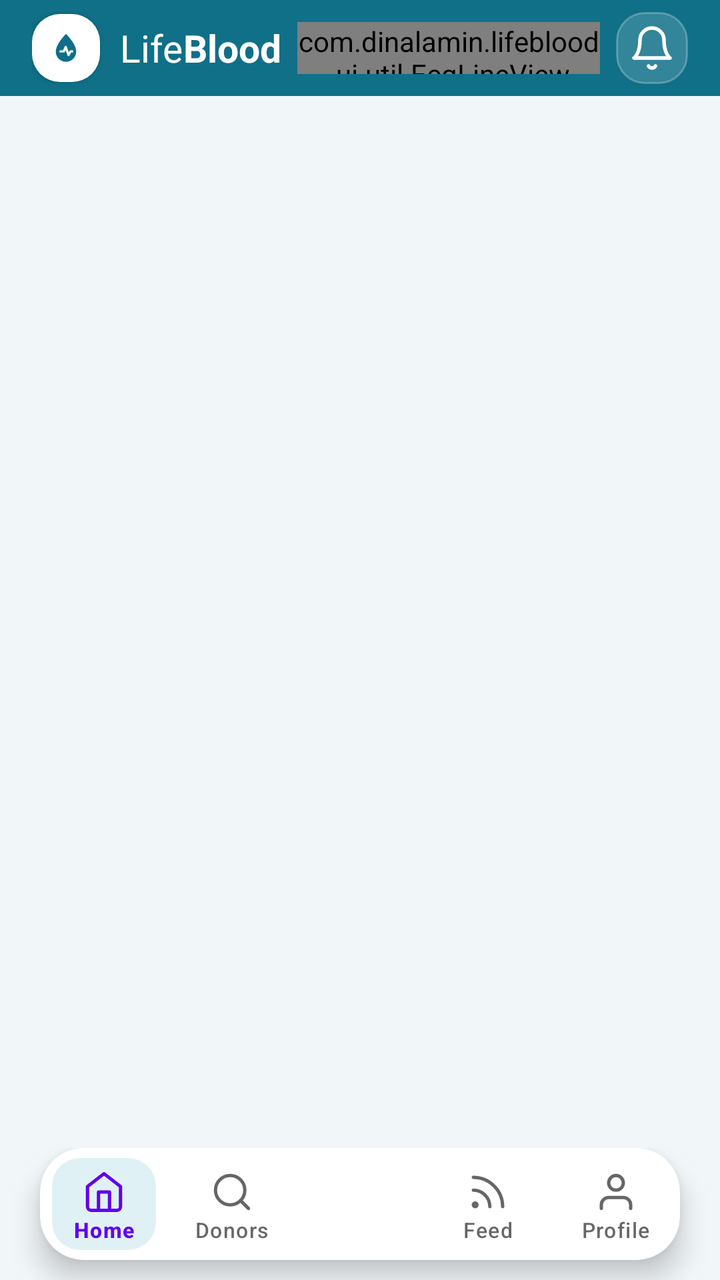
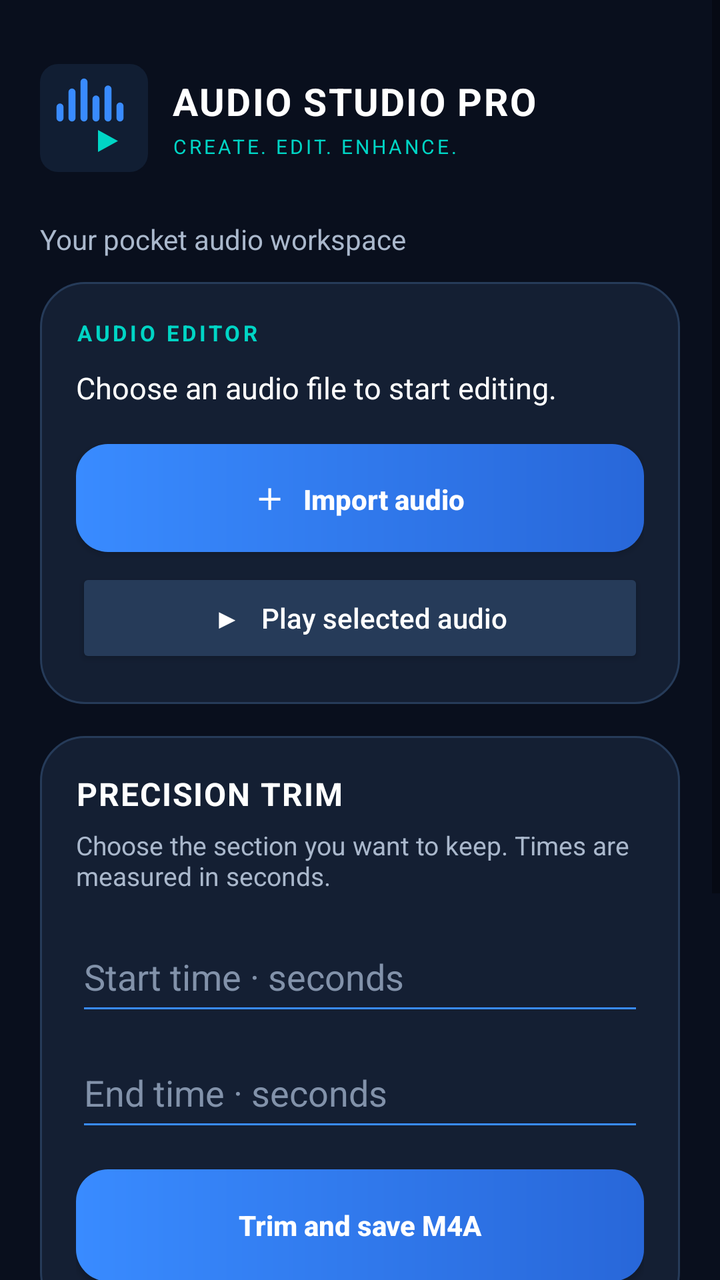

The first picture is an Android layout as it rendered before a commit; the second is the same layout after the commit. The layout source and the unified diff follow.
<!-- AndroidManifest.xml: application theme AppTheme -->
<!-- res/layout/activity_main.xml -->
<?xml version="1.0" encoding="utf-8"?>
<LinearLayout xmlns:android="http://schemas.android.com/apk/res/android"
    xmlns:app="http://schemas.android.com/apk/res-auto"
    android:layout_width="match_parent"
    android:layout_height="match_parent"
    android:background="@color/lb_background"
    android:orientation="vertical">

    <LinearLayout
        android:id="@+id/appHeader"
        android:layout_width="match_parent"
        android:layout_height="wrap_content"
        android:background="@color/lb_hero_start"
        android:gravity="center_vertical"
        android:orientation="horizontal"
        android:paddingStart="16dp"
        android:paddingTop="6dp"
        android:paddingEnd="16dp"
        android:paddingBottom="6dp">

        <ImageView
            android:layout_width="34dp"
            android:layout_height="34dp"
            android:background="@drawable/bg_logo_square"
            android:contentDescription="@string/cd_logo"
            android:elevation="2dp"
            android:padding="8dp"
            android:src="@drawable/ic_logo_mark" />

        <TextView
            android:layout_width="wrap_content"
            android:layout_height="wrap_content"
            android:layout_marginStart="10dp"
            android:fontFamily="@font/plus_jakarta_sans_light"
            android:text="Life"
            android:textColor="@color/lb_on_hero"
            android:textSize="19sp"
            xmlns:tools="http://schemas.android.com/tools"
            tools:ignore="HardcodedText" />

        <TextView
            android:layout_width="wrap_content"
            android:layout_height="wrap_content"
            android:text="Blood"
            android:textColor="@color/lb_on_hero"
            android:textSize="19sp"
            android:textStyle="bold"
            xmlns:tools="http://schemas.android.com/tools"
            tools:ignore="HardcodedText" />

        <com.dinalamin.lifeblood.ui.util.EcgLineView
            android:id="@+id/headerEcg"
            android:layout_width="0dp"
            android:layout_height="26dp"
            android:layout_marginStart="8dp"
            android:layout_marginEnd="8dp"
            android:layout_weight="1"
            android:importantForAccessibility="no" />

        <ImageButton
            android:id="@+id/headerBell"
            android:layout_width="36dp"
            android:layout_height="36dp"
            android:background="@drawable/bg_header_glass_btn"
            android:contentDescription="@string/cd_notifications"
            android:padding="9dp"
            android:src="@drawable/ic_bell"
            android:tint="@color/lb_on_hero" />
    </LinearLayout>

    <FrameLayout
        android:id="@+id/fragmentContainer"
        android:layout_width="match_parent"
        android:layout_height="0dp"
        android:layout_weight="1" />

    <FrameLayout
        android:layout_width="match_parent"
        android:layout_height="wrap_content"
        android:clipChildren="false"
        android:clipToPadding="false"
        android:translationZ="0dp">

        <FrameLayout
            android:id="@+id/navCard"
            android:layout_width="match_parent"
            android:layout_height="wrap_content"
            android:layout_marginStart="20dp"
            android:layout_marginTop="0dp"
            android:layout_marginEnd="20dp"
            android:layout_marginBottom="10dp"
            android:background="@drawable/bg_nav_card"
            android:clipToOutline="true"
            android:elevation="8dp">

            <com.google.android.material.bottomnavigation.BottomNavigationView
                android:id="@+id/bottomNav"
                android:layout_width="match_parent"
                android:layout_height="56dp"
                app:backgroundTint="@color/lb_surface"
                app:itemActiveIndicatorStyle="@style/Widget.LB.NoIndicator"
                app:itemBackground="@drawable/bg_nav_item"
                app:itemIconSize="22dp"
                app:itemPaddingBottom="6dp"
                app:itemPaddingTop="6dp"
                app:itemTextAppearanceActive="@style/TextAppearance.LB.NavLabel.Active"
                app:itemTextAppearanceInactive="@style/TextAppearance.LB.NavLabel"
                app:labelVisibilityMode="labeled"
                app:menu="@menu/bottom_nav_menu" />

            <com.google.android.material.floatingactionbutton.FloatingActionButton
                android:id="@+id/fabRequest"
                android:layout_width="wrap_content"
                android:layout_height="wrap_content"
                android:layout_gravity="center"
                android:contentDescription="@string/nav_request"
                app:backgroundTint="@color/lb_primary"
                app:elevation="2dp"
                app:fabCustomSize="40dp"
                app:maxImageSize="20dp"
                app:shapeAppearanceOverlay="@style/ShapeAppearanceOverlay.LB.Fab"
                app:srcCompat="@drawable/ic_plus"
                app:tint="@color/lb_on_primary" />
        </FrameLayout>

    </FrameLayout>
</LinearLayout>
<!-- resources referenced by this layout -->
<resources>
  <color name="lb_background">#F1F6F9</color>
  <color name="lb_hero_start">#0F7088</color>
  <color name="lb_on_hero">#FFFFFF</color>
  <color name="lb_on_primary">#FFFFFF</color>
  <color name="lb_primary">#0F6F89</color>
  <color name="lb_surface">#FFFFFF</color>
  <!-- drawable bg_header_glass_btn (drawable) -->
  <?xml version="1.0" encoding="utf-8"?>
  <shape xmlns:android="http://schemas.android.com/apk/res/android" android:shape="rectangle">
      <solid android:color="#26FFFFFF" />
      <stroke android:width="1dp" android:color="#40FFFFFF" />
      <corners android:radius="14dp" />
  </shape>
  <!-- drawable bg_logo_square (drawable) -->
  <?xml version="1.0" encoding="utf-8"?>
  <shape xmlns:android="http://schemas.android.com/apk/res/android" android:shape="rectangle">
      <solid android:color="#FFFFFFFF" />
      <corners android:radius="14dp" />
  </shape>
  <!-- drawable bg_nav_card (drawable) -->
  <?xml version="1.0" encoding="utf-8"?>
  <shape xmlns:android="http://schemas.android.com/apk/res/android" android:shape="rectangle">
      <solid android:color="@color/lb_surface" />
      <stroke android:width="1dp" android:color="@color/lb_outline_variant" />
      <corners android:radius="22dp" />
  </shape>
  <!-- drawable bg_nav_item (drawable) -->
  <?xml version="1.0" encoding="utf-8"?>
  <selector xmlns:android="http://schemas.android.com/apk/res/android">
      <item android:state_checked="true">
          <inset
              android:insetBottom="5dp"
              android:insetLeft="6dp"
              android:insetRight="6dp"
              android:insetTop="5dp">
              <shape android:shape="rectangle">
                  <solid android:color="@color/lb_primary_container" />
                  <corners android:radius="14dp" />
              </shape>
          </inset>
      </item>
      <item>
          <shape android:shape="rectangle">
              <solid android:color="@android:color/transparent" />
          </shape>
      </item>
  </selector>
  <!-- drawable ic_bell (drawable) -->
  <?xml version="1.0" encoding="utf-8"?>
  <vector xmlns:android="http://schemas.android.com/apk/res/android"
      android:width="24dp"
      android:height="24dp"
      android:viewportWidth="24"
      android:viewportHeight="24">
      <path
          android:fillColor="#00000000"
          android:pathData="M18 8A6 6 0 0 0 6 8c0 7-3 9-3 9h18s-3-2-3-9"
          android:strokeColor="#FF000000"
          android:strokeLineCap="round"
          android:strokeLineJoin="round"
          android:strokeWidth="1.8" />
      <path
          android:fillColor="#00000000"
          android:pathData="M13.73 21a2 2 0 0 1-3.46 0"
          android:strokeColor="#FF000000"
          android:strokeLineCap="round"
          android:strokeLineJoin="round"
          android:strokeWidth="1.8" />
  </vector>
  <!-- drawable ic_logo_mark (drawable) -->
  <?xml version="1.0" encoding="utf-8"?>
  <vector xmlns:android="http://schemas.android.com/apk/res/android"
      android:width="24dp"
      android:height="24dp"
      android:viewportWidth="24"
      android:viewportHeight="24">
      <path
          android:fillColor="@color/lb_primary"
          android:pathData="M12,2.6C12,2.6 5.2,9.2 5.2,14.4A6.8,6.8 0 0 0 18.8,14.4C18.8,9.2 12,2.6 12,2.6Z" />
      <path
          android:fillColor="#00000000"
          android:pathData="M8.3,14.3h2.2l1.3,-3l1.9,5.4l1.3,-2.4h1.2"
          android:strokeColor="#FFFFFFFF"
          android:strokeLineCap="round"
          android:strokeLineJoin="round"
          android:strokeWidth="1.5" />
  </vector>
  <!-- drawable ic_plus (drawable) -->
  <?xml version="1.0" encoding="utf-8"?>
  <vector xmlns:android="http://schemas.android.com/apk/res/android"
      android:width="24dp"
      android:height="24dp"
      android:viewportWidth="24"
      android:viewportHeight="24">
      <path
          android:fillColor="#00000000"
          android:pathData="M12 5v14"
          android:strokeColor="#FF000000"
          android:strokeLineCap="round"
          android:strokeLineJoin="round"
          android:strokeWidth="1.8" />
      <path
          android:fillColor="#00000000"
          android:pathData="M5 12h14"
          android:strokeColor="#FF000000"
          android:strokeLineCap="round"
          android:strokeLineJoin="round"
          android:strokeWidth="1.8" />
  </vector>
  <string name="cd_logo">LifeBlood logo</string>
  <string name="cd_notifications">Urgent requests</string>
  <string name="nav_request">Request</string>
  <style name="ShapeAppearanceOverlay.LB.Fab" parent="">
          <item name="cornerFamily">rounded</item>
          <item name="cornerSize">14dp</item>
      </style>
  <style name="TextAppearance.LB.NavLabel" parent="TextAppearance.Material3.LabelSmall">
          <item name="android:textSize">10.5sp</item>
          <item name="android:textStyle">normal</item>
      </style>
  <style name="TextAppearance.LB.NavLabel.Active">
          <item name="android:textStyle">bold</item>
      </style>
  <style name="Widget.LB.NoIndicator" parent="Widget.Material3.BottomNavigationView.ActiveIndicator">
          <item name="android:color">@android:color/transparent</item>
      </style>
  <color name="lb_outline_variant">#E2EAEF</color>
  <color name="lb_primary_container">#E0F1F5</color>
</resources>

<!-- the commit's change to res/layout/activity_main.xml (unified diff, before → after) -->
@@ -1,127 +1,79 @@
-<?xml version="1.0" encoding="utf-8"?>
-<LinearLayout xmlns:android="http://schemas.android.com/apk/res/android"
-    xmlns:app="http://schemas.android.com/apk/res-auto"
-    android:layout_width="match_parent"
-    android:layout_height="match_parent"
-    android:background="@color/lb_background"
-    android:orientation="vertical">
+<ScrollView xmlns:android="http://schemas.android.com/apk/res/android"
+    android:layout_width="match_parent" android:layout_height="match_parent"
+    android:background="#090F1D" android:fillViewport="true">
+    <LinearLayout android:layout_width="match_parent" android:layout_height="wrap_content"
+        android:orientation="vertical" android:padding="20dp">
 
-    <LinearLayout
-        android:id="@+id/appHeader"
-        android:layout_width="match_parent"
-        android:layout_height="wrap_content"
-        android:background="@color/lb_hero_start"
-        android:gravity="center_vertical"
-        android:orientation="horizontal"
-        android:paddingStart="16dp"
-        android:paddingTop="6dp"
-        android:paddingEnd="16dp"
-        android:paddingBottom="6dp">
+        <LinearLayout android:layout_width="match_parent" android:layout_height="wrap_content"
+            android:gravity="center_vertical" android:orientation="horizontal" android:layout_marginTop="12dp">
+            <ImageView android:layout_width="54dp" android:layout_height="54dp"
+                android:src="@drawable/ic_audio_logo" android:contentDescription="Audio Studio Pro logo"/>
+            <LinearLayout android:layout_width="0dp" android:layout_height="wrap_content"
+                android:layout_weight="1" android:orientation="vertical" android:paddingStart="12dp">
+                <TextView android:layout_width="wrap_content" android:layout_height="wrap_content"
+                    android:text="AUDIO STUDIO PRO" android:textColor="#FFFFFF" android:textStyle="bold"
+                    android:textSize="19sp" android:letterSpacing="0.04"/>
+                <TextView android:layout_width="wrap_content" android:layout_height="wrap_content"
+                    android:text="CREATE. EDIT. ENHANCE." android:textColor="#00D5C5"
+                    android:textSize="10sp" android:letterSpacing="0.13" android:layout_marginTop="3dp"/>
+            </LinearLayout>
+        </LinearLayout>
 
-        <ImageView
-            android:layout_width="34dp"
-            android:layout_height="34dp"
-            android:background="@drawable/bg_logo_square"
-            android:contentDescription="@string/cd_logo"
-            android:elevation="2dp"
-            android:padding="8dp"
-            android:src="@drawable/ic_logo_mark" />
+        <TextView android:layout_width="wrap_content" android:layout_height="wrap_content"
+            android:text="Your pocket audio workspace" android:textColor="#AAB8CC"
+            android:textSize="14sp" android:layout_marginTop="24dp"/>
 
-        <TextView
-            android:layout_width="wrap_content"
-            android:layout_height="wrap_content"
-            android:layout_marginStart="10dp"
-            android:fontFamily="@font/plus_jakarta_sans_light"
-            android:text="Life"
-            android:textColor="@color/lb_on_hero"
-            android:textSize="19sp"
-            xmlns:tools="http://schemas.android.com/tools"
-            tools:ignore="HardcodedText" />
+        <LinearLayout android:layout_width="match_parent" android:layout_height="wrap_content"
+            android:orientation="vertical" android:padding="18dp" android:background="@drawable/bg_card"
+            android:layout_marginTop="12dp">
+            <TextView android:layout_width="wrap_content" android:layout_height="wrap_content"
+                android:text="AUDIO EDITOR" android:textColor="#00D5C5" android:textSize="11sp"
+                android:textStyle="bold" android:letterSpacing="0.14"/>
+            <TextView android:id="@+id/status" android:layout_width="match_parent" android:layout_height="wrap_content"
+                android:text="Choose an audio file to start editing." android:textColor="#FFFFFF"
+                android:textSize="15sp" android:lineSpacingExtra="3dp" android:layout_marginTop="10dp"/>
+            <Button android:id="@+id/importButton" android:layout_width="match_parent" android:layout_height="54dp"
+                android:text="＋   Import audio" android:textAllCaps="false" android:textStyle="bold"
+                android:textColor="#FFFFFF" android:background="@drawable/bg_primary_button"
+                android:layout_marginTop="18dp"/>
+            <Button android:id="@+id/playButton" android:layout_width="match_parent" android:layout_height="50dp"
+                android:text="▶   Play selected audio" android:textAllCaps="false"
+                android:textColor="#FFFFFF" android:backgroundTint="#263B59" android:layout_marginTop="8dp"/>
+        </LinearLayout>
 
-        <TextView
-            android:layout_width="wrap_content"
-            android:layout_height="wrap_content"
-            android:text="Blood"
-            android:textColor="@color/lb_on_hero"
-            android:textSize="19sp"
-            android:textStyle="bold"
-            xmlns:tools="http://schemas.android.com/tools"
-            tools:ignore="HardcodedText" />
+        <LinearLayout android:layout_width="match_parent" android:layout_height="wrap_content"
+            android:orientation="vertical" android:padding="18dp" android:background="@drawable/bg_card"
+            android:layout_marginTop="16dp">
+            <TextView android:layout_width="wrap_content" android:layout_height="wrap_content"
+                android:text="PRECISION TRIM" android:textColor="#FFFFFF" android:textStyle="bold"
+                android:textSize="16sp" android:letterSpacing="0.04"/>
+            <TextView android:layout_width="match_parent" android:layout_height="wrap_content"
+                android:text="Choose the section you want to keep. Times are measured in seconds."
+                android:textColor="#AAB8CC" android:textSize="13sp" android:layout_marginTop="6dp"/>
+            <EditText android:id="@+id/startSeconds" android:layout_width="match_parent" android:layout_height="52dp"
+                android:hint="Start time · seconds" android:inputType="numberDecimal"
+                android:textColor="#FFFFFF" android:textColorHint="#8292AA" android:backgroundTint="#398BFF"
+                android:layout_marginTop="14dp"/>
+            <EditText android:id="@+id/endSeconds" android:layout_width="match_parent" android:layout_height="52dp"
+                android:hint="End time · seconds" android:inputType="numberDecimal"
+                android:textColor="#FFFFFF" android:textColorHint="#8292AA" android:backgroundTint="#398BFF"
+                android:layout_marginTop="6dp"/>
+            <Button android:id="@+id/trimButton" android:layout_width="match_parent" android:layout_height="56dp"
+                android:text="Trim and save M4A" android:textAllCaps="false" android:textStyle="bold"
+                android:textColor="#FFFFFF" android:background="@drawable/bg_primary_button"
+                android:layout_marginTop="14dp"/>
+        </LinearLayout>
 
-        <com.dinalamin.lifeblood.ui.util.EcgLineView
-            android:id="@+id/headerEcg"
-            android:layout_width="0dp"
-            android:layout_height="26dp"
-            android:layout_marginStart="8dp"
-            android:layout_marginEnd="8dp"
-            android:layout_weight="1"
-            android:importantForAccessibility="no" />
-
-        <ImageButton
-            android:id="@+id/headerBell"
-            android:layout_width="36dp"
-            android:layout_height="36dp"
-            android:background="@drawable/bg_header_glass_btn"
-            android:contentDescription="@string/cd_notifications"
-            android:padding="9dp"
-            android:src="@drawable/ic_bell"
-            android:tint="@color/lb_on_hero" />
+        <LinearLayout android:layout_width="match_parent" android:layout_height="wrap_content"
+            android:orientation="vertical" android:padding="18dp" android:background="@drawable/bg_card"
+            android:layout_marginTop="16dp" android:layout_marginBottom="22dp">
+            <TextView android:layout_width="wrap_content" android:layout_height="wrap_content"
+                android:text="BUILT FOR LOW-END PHONES" android:textColor="#00D5C5"
+                android:textStyle="bold" android:textSize="11sp" android:letterSpacing="0.08"/>
+            <TextView android:layout_width="match_parent" android:layout_height="wrap_content"
+                android:text="• Processes compressed audio samples in small buffers\n• Does not decode the whole track into RAM\n• Uses Android file picker; no broad storage access\n• Exports directly to your chosen folder\n• Keeps the interface lightweight"
+                android:textColor="#AAB8CC" android:textSize="13sp" android:lineSpacingExtra="5dp"
+                android:layout_marginTop="10dp"/>
+        </LinearLayout>
     </LinearLayout>
-
-    <FrameLayout
-        android:id="@+id/fragmentContainer"
-        android:layout_width="match_parent"
-        android:layout_height="0dp"
-        android:layout_weight="1" />
-
-    <FrameLayout
-        android:layout_width="match_parent"
-        android:layout_height="wrap_content"
-        android:clipChildren="false"
-        android:clipToPadding="false"
-        android:translationZ="0dp">
-
-        <FrameLayout
-            android:id="@+id/navCard"
-            android:layout_width="match_parent"
-            android:layout_height="wrap_content"
-            android:layout_marginStart="20dp"
-            android:layout_marginTop="0dp"
-            android:layout_marginEnd="20dp"
-            android:layout_marginBottom="10dp"
-            android:background="@drawable/bg_nav_card"
-            android:clipToOutline="true"
-            android:elevation="8dp">
-
-            <com.google.android.material.bottomnavigation.BottomNavigationView
-                android:id="@+id/bottomNav"
-                android:layout_width="match_parent"
-                android:layout_height="56dp"
-                app:backgroundTint="@color/lb_surface"
-                app:itemActiveIndicatorStyle="@style/Widget.LB.NoIndicator"
-                app:itemBackground="@drawable/bg_nav_item"
-                app:itemIconSize="22dp"
-                app:itemPaddingBottom="6dp"
-                app:itemPaddingTop="6dp"
-                app:itemTextAppearanceActive="@style/TextAppearance.LB.NavLabel.Active"
-                app:itemTextAppearanceInactive="@style/TextAppearance.LB.NavLabel"
-                app:labelVisibilityMode="labeled"
-                app:menu="@menu/bottom_nav_menu" />
-
-            <com.google.android.material.floatingactionbutton.FloatingActionButton
-                android:id="@+id/fabRequest"
-                android:layout_width="wrap_content"
-                android:layout_height="wrap_content"
-                android:layout_gravity="center"
-                android:contentDescription="@string/nav_request"
-                app:backgroundTint="@color/lb_primary"
-                app:elevation="2dp"
-                app:fabCustomSize="40dp"
-                app:maxImageSize="20dp"
-                app:shapeAppearanceOverlay="@style/ShapeAppearanceOverlay.LB.Fab"
-                app:srcCompat="@drawable/ic_plus"
-                app:tint="@color/lb_on_primary" />
-        </FrameLayout>
-
-    </FrameLayout>
-</LinearLayout>
+</ScrollView>
<!-- resource entries referenced after the edit -->
@@ -1,132 +1,23 @@
 <!-- resources referenced by this layout -->
 <resources>
-  <color name="lb_background">#F1F6F9</color>
-  <color name="lb_hero_start">#0F7088</color>
-  <color name="lb_on_hero">#FFFFFF</color>
-  <color name="lb_on_primary">#FFFFFF</color>
-  <color name="lb_primary">#0F6F89</color>
-  <color name="lb_surface">#FFFFFF</color>
-  <!-- drawable bg_header_glass_btn (drawable) -->
-  <?xml version="1.0" encoding="utf-8"?>
-  <shape xmlns:android="http://schemas.android.com/apk/res/android" android:shape="rectangle">
-      <solid android:color="#26FFFFFF" />
-      <stroke android:width="1dp" android:color="#40FFFFFF" />
-      <corners android:radius="14dp" />
+  <!-- drawable bg_card (drawable) -->
+  <shape xmlns:android="http://schemas.android.com/apk/res/android">
+      <solid android:color="#141F33"/>
+      <corners android:radius="22dp"/>
+      <stroke android:width="1dp" android:color="#263B59"/>
   </shape>
-  <!-- drawable bg_logo_square (drawable) -->
-  <?xml version="1.0" encoding="utf-8"?>
-  <shape xmlns:android="http://schemas.android.com/apk/res/android" android:shape="rectangle">
-      <solid android:color="#FFFFFFFF" />
-      <corners android:radius="14dp" />
+  <!-- drawable bg_primary_button (drawable) -->
+  <shape xmlns:android="http://schemas.android.com/apk/res/android">
+      <gradient android:startColor="#398BFF" android:endColor="#2867D9" android:angle="0"/>
+      <corners android:radius="16dp"/>
   </shape>
-  <!-- drawable bg_nav_card (drawable) -->
-  <?xml version="1.0" encoding="utf-8"?>
-  <shape xmlns:android="http://schemas.android.com/apk/res/android" android:shape="rectangle">
-      <solid android:color="@color/lb_surface" />
-      <stroke android:width="1dp" android:color="@color/lb_outline_variant" />
-      <corners android:radius="22dp" />
-  </shape>
-  <!-- drawable bg_nav_item (drawable) -->
-  <?xml version="1.0" encoding="utf-8"?>
-  <selector xmlns:android="http://schemas.android.com/apk/res/android">
-      <item android:state_checked="true">
-          <inset
-              android:insetBottom="5dp"
-              android:insetLeft="6dp"
-              android:insetRight="6dp"
-              android:insetTop="5dp">
-              <shape android:shape="rectangle">
-                  <solid android:color="@color/lb_primary_container" />
-                  <corners android:radius="14dp" />
-              </shape>
-          </inset>
-      </item>
-      <item>
-          <shape android:shape="rectangle">
-              <solid android:color="@android:color/transparent" />
-          </shape>
-      </item>
-  </selector>
-  <!-- drawable ic_bell (drawable) -->
-  <?xml version="1.0" encoding="utf-8"?>
+  <!-- drawable ic_audio_logo (drawable) -->
   <vector xmlns:android="http://schemas.android.com/apk/res/android"
-      android:width="24dp"
-      android:height="24dp"
-      android:viewportWidth="24"
-      android:viewportHeight="24">
-      <path
-          android:fillColor="#00000000"
-          android:pathData="M18 8A6 6 0 0 0 6 8c0 7-3 9-3 9h18s-3-2-3-9"
-          android:strokeColor="#FF000000"
-          android:strokeLineCap="round"
-          android:strokeLineJoin="round"
-          android:strokeWidth="1.8" />
-      <path
-          android:fillColor="#00000000"
-          android:pathData="M13.73 21a2 2 0 0 1-3.46 0"
-          android:strokeColor="#FF000000"
-          android:strokeLineCap="round"
-          android:strokeLineJoin="round"
-          android:strokeWidth="1.8" />
+      android:width="108dp" android:height="108dp" android:viewportWidth="108" android:viewportHeight="108">
+      <path android:fillColor="#111E33" android:pathData="M18,0h72a18,18 0,0 1,18 18v72a18,18 0,0 1,-18 18h-72a18,18 0,0 1,-18 -18v-72a18,18 0,0 1,18 -18z"/>
+      <path android:strokeColor="#398BFF" android:strokeWidth="7" android:strokeLineCap="round"
+          android:pathData="M20,54 L20,43 M32,54 L32,28 M44,54 L44,18 M56,54 L56,35 M68,54 L68,25 M80,54 L80,42"/>
+      <path android:fillColor="#00D5C5" android:pathData="M58,66 L58,88 L78,77 Z"/>
   </vector>
-  <!-- drawable ic_logo_mark (drawable) -->
-  <?xml version="1.0" encoding="utf-8"?>
-  <vector xmlns:android="http://schemas.android.com/apk/res/android"
-      android:width="24dp"
-      android:height="24dp"
-      android:viewportWidth="24"
-      android:viewportHeight="24">
-      <path
-          android:fillColor="@color/lb_primary"
-          android:pathData="M12,2.6C12,2.6 5.2,9.2 5.2,14.4A6.8,6.8 0 0 0 18.8,14.4C18.8,9.2 12,2.6 12,2.6Z" />
-      <path
-          android:fillColor="#00000000"
-          android:pathData="M8.3,14.3h2.2l1.3,-3l1.9,5.4l1.3,-2.4h1.2"
-          android:strokeColor="#FFFFFFFF"
-          android:strokeLineCap="round"
-          android:strokeLineJoin="round"
-          android:strokeWidth="1.5" />
-  </vector>
-  <!-- drawable ic_plus (drawable) -->
-  <?xml version="1.0" encoding="utf-8"?>
-  <vector xmlns:android="http://schemas.android.com/apk/res/android"
-      android:width="24dp"
-      android:height="24dp"
-      android:viewportWidth="24"
-      android:viewportHeight="24">
-      <path
-          android:fillColor="#00000000"
-          android:pathData="M12 5v14"
-          android:strokeColor="#FF000000"
-          android:strokeLineCap="round"
-          android:strokeLineJoin="round"
-          android:strokeWidth="1.8" />
-      <path
-          android:fillColor="#00000000"
-          android:pathData="M5 12h14"
-          android:strokeColor="#FF000000"
-          android:strokeLineCap="round"
-          android:strokeLineJoin="round"
-          android:strokeWidth="1.8" />
-  </vector>
-  <string name="cd_logo">LifeBlood logo</string>
-  <string name="cd_notifications">Urgent requests</string>
-  <string name="nav_request">Request</string>
-  <style name="ShapeAppearanceOverlay.LB.Fab" parent="">
-          <item name="cornerFamily">rounded</item>
-          <item name="cornerSize">14dp</item>
-      </style>
-  <style name="TextAppearance.LB.NavLabel" parent="TextAppearance.Material3.LabelSmall">
-          <item name="android:textSize">10.5sp</item>
-          <item name="android:textStyle">normal</item>
-      </style>
-  <style name="TextAppearance.LB.NavLabel.Active">
-          <item name="android:textStyle">bold</item>
-      </style>
-  <style name="Widget.LB.NoIndicator" parent="Widget.Material3.BottomNavigationView.ActiveIndicator">
-          <item name="android:color">@android:color/transparent</item>
-      </style>
-  <color name="lb_outline_variant">#E2EAEF</color>
-  <color name="lb_primary_container">#E0F1F5</color>
 </resources>
 
